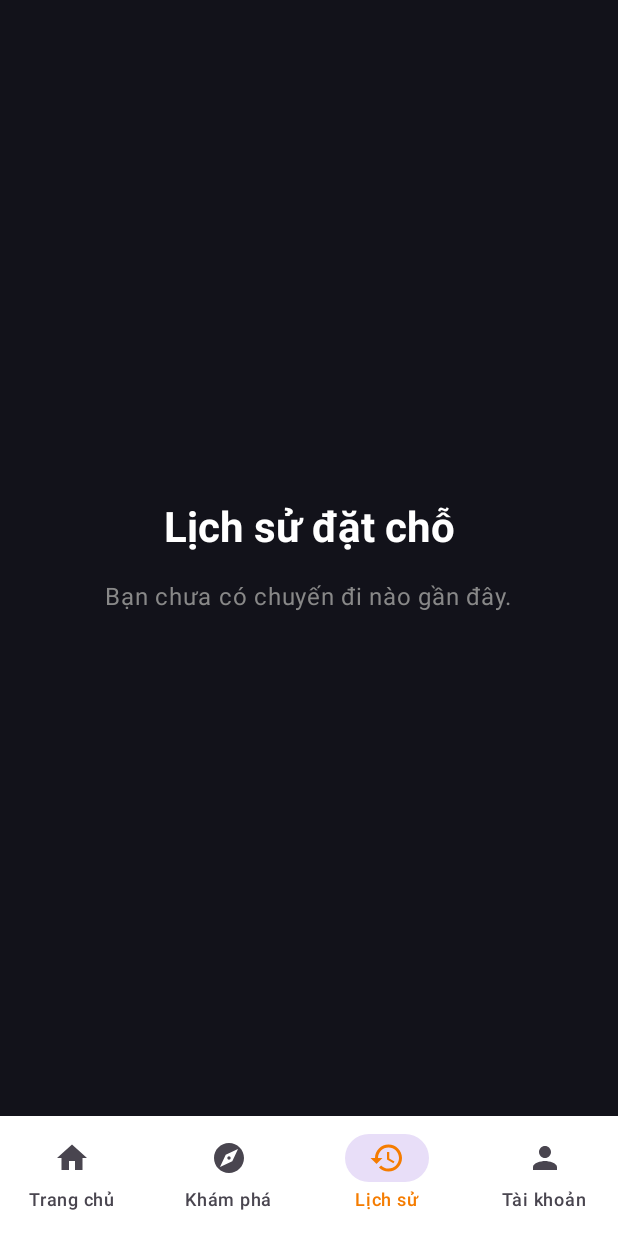
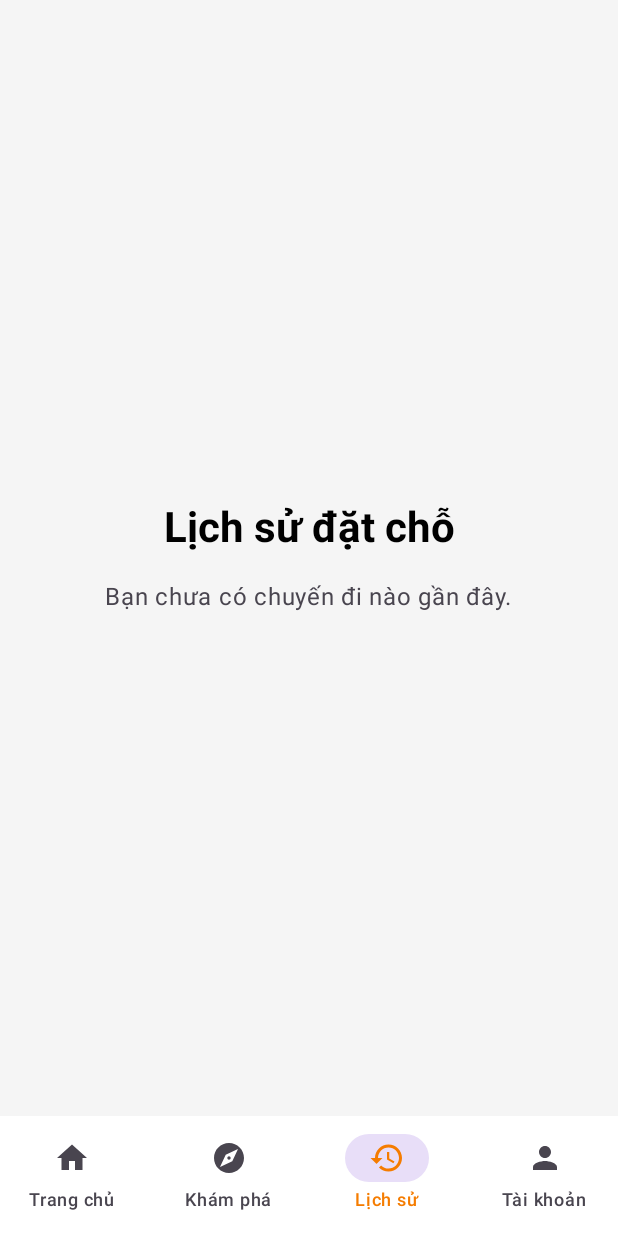
Before and after one commit to UHL-FIT/ltttbdd-btl-20261-ct1b_group1, an Android app built with Jetpack Compose: the MyBookingScreen screen opened through its navigation route, on a phone screen of 412 x 824 dp. Run offline under Robolectric (Android 15) with nearby library versions, the light colour scheme and no system bars.

Commit message:
sang toi lich su

```diff
--- a/app/src/main/java/com/example/dattuadulich/ui/screen/mybooking/MyBookingScreen.kt
+++ b/app/src/main/java/com/example/dattuadulich/ui/screen/mybooking/MyBookingScreen.kt
@@ -10,20 +10,39 @@ import androidx.compose.ui.graphics.Color
 import androidx.compose.ui.text.font.FontWeight
 import androidx.compose.ui.tooling.preview.Preview
 import androidx.compose.ui.unit.dp
+import android.content.res.Configuration
 
 @Composable
 fun MyBookingScreen() {
-    Box(modifier = Modifier.fillMaxSize().background(Color(0xFF12121A)), contentAlignment = Alignment.Center) {
+    // FIX 1: Thay Color(0xFF12121A) bằng màu background của hệ thống
+    Box(
+        modifier = Modifier
+            .fillMaxSize()
+            .background(MaterialTheme.colorScheme.background),
+        contentAlignment = Alignment.Center
+    ) {
         Column(horizontalAlignment = Alignment.CenterHorizontally) {
-            Text("Lịch sử đặt chỗ", color = Color.White, style = MaterialTheme.typography.headlineMedium.copy(fontWeight = FontWeight.Bold))
+            // FIX 2: Thay Color.White bằng onBackground để tự đổi Trắng/Đen
+            Text(
+                "Lịch sử đặt chỗ",
+                color = MaterialTheme.colorScheme.onBackground,
+                style = MaterialTheme.typography.headlineMedium.copy(fontWeight = FontWeight.Bold)
+            )
+
             Spacer(modifier = Modifier.height(16.dp))
-            Text("Bạn chưa có chuyến đi nào gần đây.", color = Color.Gray)
+
+            // FIX 3: Thay Color.Gray bằng onSurfaceVariant (màu xám chuẩn Material 3)
+            Text(
+                "Bạn chưa có chuyến đi nào gần đây.",
+                color = MaterialTheme.colorScheme.onSurfaceVariant
+            )
         }
     }
 }
 
-@Preview(showBackground = true, name = "Lịch Sử")
+// FIX 4: Thêm Preview để kiểm tra cả 2 chế độ Sáng và Tối
+@Preview(showBackground = true, name = "Lịch Sử Đặt Chỗ")
 @Composable
-fun MyBookingScreenPreview() {
+fun MyBookingScreenPreviewDark() {
     MyBookingScreen()
 }
```
